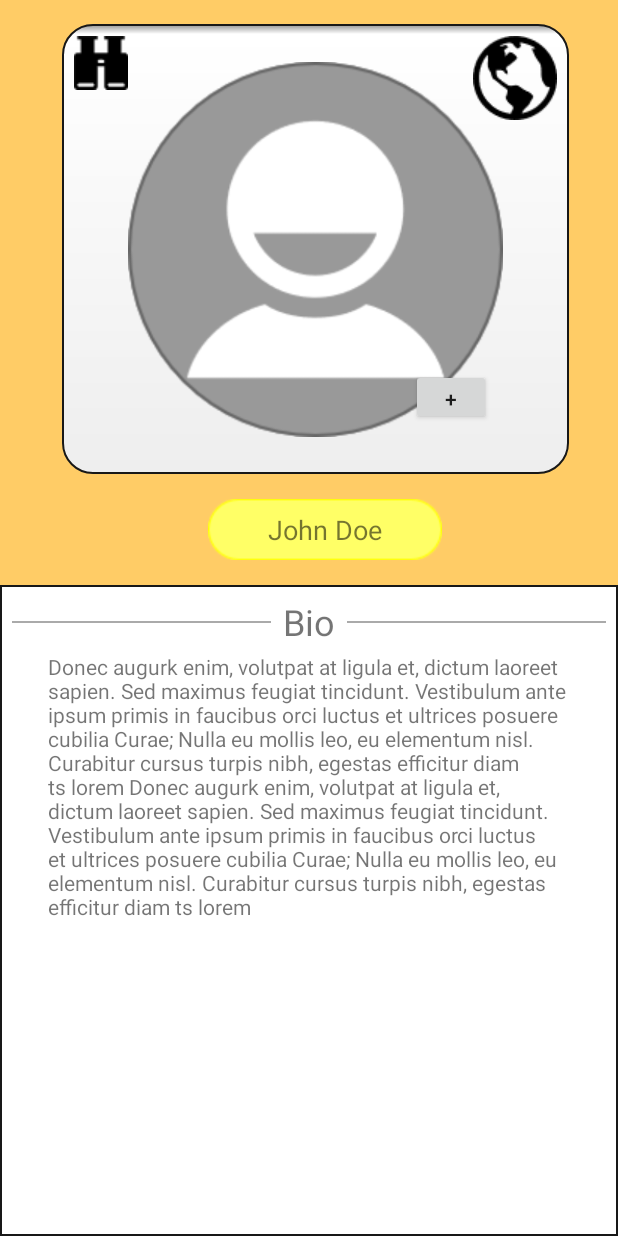
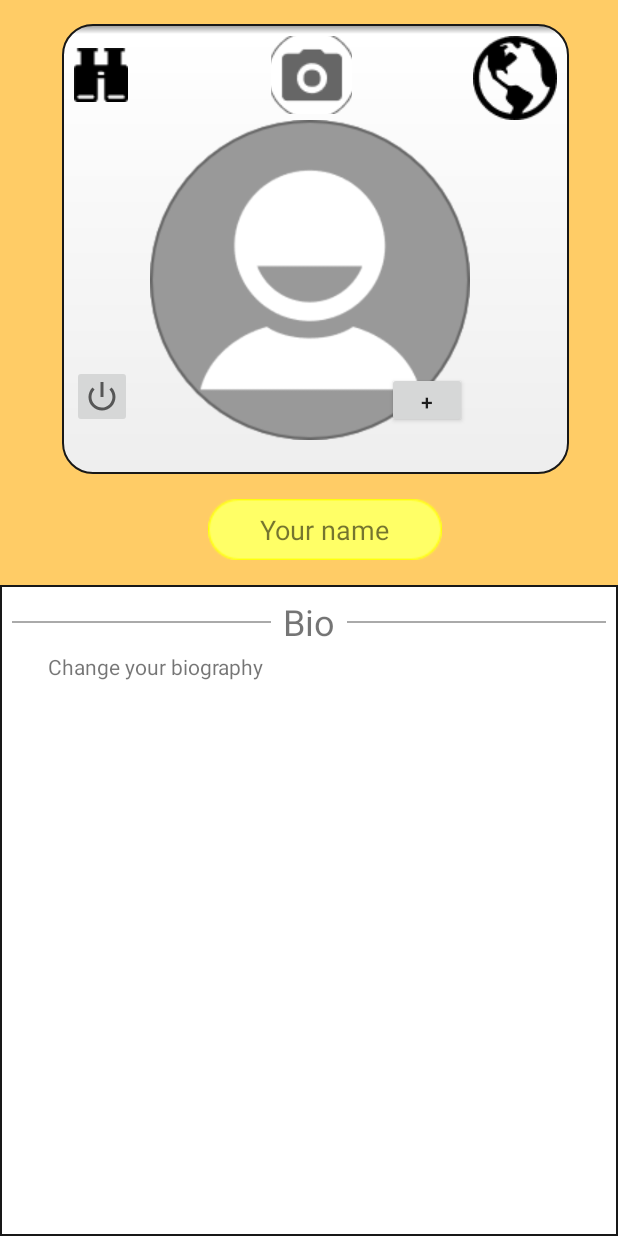
Before and after one commit to Thijmenvis/Project_B_TravelApp, an Android app: the ProfileActivity screen opened directly, with no data from a screen before it, on a phone screen of 412 x 824 dp. Run offline under Robolectric (Android 15) with nearby library versions, the phone set to English and light mode, and no system bars.

Commit message:
Take picture button back and log out

```diff
--- a/app/src/main/java/com/example/prototype/ProfileActivity.java
+++ b/app/src/main/java/com/example/prototype/ProfileActivity.java
@@ -2,17 +2,15 @@ package com.example.prototype;
 
 import android.content.DialogInterface;
 import android.content.Intent;
-import android.graphics.Bitmap;
-import android.graphics.BitmapFactory;
-import android.graphics.Camera;
 import android.net.Uri;
+import android.os.Bundle;
 import android.provider.MediaStore;
 import android.support.v7.app.AlertDialog;
 import android.support.v7.app.AppCompatActivity;
-import android.os.Bundle;
 import android.view.View;
 import android.widget.Button;
 import android.widget.EditText;
+import android.widget.ImageButton;
 import android.widget.ImageView;
 import android.widget.TextView;
 
@@ -75,6 +73,7 @@ public class ProfileActivity extends AppCompatActivity {
             }
         });
 
+
         textView2.setOnClickListener(new View.OnClickListener() {
             @Override
             public void onClick(View v) {
@@ -82,7 +81,9 @@ public class ProfileActivity extends AppCompatActivity {
                 dialog2.show();
 
             }
+
         });
+
 
         imageView = (ImageView)findViewById(R.id.image_Avatar);
         button = (Button)findViewById(R.id.btn_ChangePic);
@@ -94,11 +95,35 @@ public class ProfileActivity extends AppCompatActivity {
 
             }
         });
+
+        ImageButton btn = (ImageButton)findViewById(R.id.imageButton2);
+
+        btn.setOnClickListener(new View.OnClickListener() {
+            @Override
+            public void onClick(View v) {
+                Intent intent = new Intent(ProfileActivity.this, GalleryActivity.class);
+                startActivity(intent);
+            }
+        });
+
+        ImageButton button = (ImageButton)findViewById(R.id.imageButton5);
+        button.setOnClickListener(new View.OnClickListener() {
+            @Override
+            public void onClick(View v) {
+                finish();
+                System.exit(0);
+            }
+        });
+
     }
+
     private void openGallery(){
         Intent gallery = new Intent(Intent.ACTION_PICK, MediaStore.Images.Media.INTERNAL_CONTENT_URI);
         startActivityForResult(gallery, PICK_IMAGE);
+
     }
+
+
 
     @Override
     protected void onActivityResult(int requestCode, int resultCode, Intent data){
@@ -116,16 +141,6 @@ public class ProfileActivity extends AppCompatActivity {
         startActivity(intent);
     }
 
-    public void goToGallery (View view){
-        Intent intent = new Intent (this, GalleryActivity.class);
-        startActivity(intent);
-    }
-
-    public void goToSettings (View view){
-        Intent intent = new Intent (this, SettingsActivity.class);
-        startActivity(intent);
-    }
-
     public void goToMemories (View view){
         Intent intent = new Intent (this, MemoriesActivity.class);
         startActivity(intent);
--- a/app/src/main/res/layout/activity_profile.xml
+++ b/app/src/main/res/layout/activity_profile.xml
@@ -37,7 +37,7 @@
             android:layout_width="wrap_content"
             android:layout_height="wrap_content"
             android:layout_marginStart="8dp"
-            android:layout_marginTop="8dp"
+            android:layout_marginTop="16dp"
             android:clickable="true"
             android:contentDescription="@string/description_BinocularsIcon"
             android:focusable="true"
@@ -76,13 +76,15 @@
 
         <ImageView
             android:id="@+id/image_Avatar"
-            android:layout_width="250dp"
-            android:layout_height="250dp"
+            android:layout_width="225dp"
+            android:layout_height="213dp"
             android:contentDescription="@string/description_AvatarImage"
             app:layout_constraintBottom_toBottomOf="@+id/image_AvatarBackground"
             app:layout_constraintEnd_toEndOf="@+id/image_AvatarBackground"
+            app:layout_constraintHorizontal_bias="0.469"
             app:layout_constraintStart_toStartOf="@+id/image_AvatarBackground"
             app:layout_constraintTop_toTopOf="@+id/image_AvatarBackground"
+            app:layout_constraintVertical_bias="0.735"
             app:srcCompat="@drawable/avatar" />
 
         <ImageView
@@ -170,5 +172,31 @@
             app:layout_constraintBottom_toBottomOf="@+id/image_Avatar"
             app:layout_constraintEnd_toEndOf="@+id/image_Avatar" />
 
+        <ImageButton
+            android:id="@+id/imageButton2"
+            android:layout_width="54dp"
+            android:layout_height="52dp"
+            android:layout_marginStart="8dp"
+            android:layout_marginTop="8dp"
+            android:layout_marginEnd="8dp"
+            app:layout_constraintEnd_toStartOf="@+id/image_ToolbarMap"
+            app:layout_constraintHorizontal_bias="0.629"
+            app:layout_constraintStart_toStartOf="@+id/image_Binoculars"
+            app:layout_constraintTop_toTopOf="@+id/image_AvatarBackground"
+            app:srcCompat="@drawable/camera_icon" />
+
+        <ImageButton
+            android:id="@+id/imageButton5"
+            android:layout_width="40dp"
+            android:layout_height="42dp"
+            android:layout_marginStart="48dp"
+            android:layout_marginTop="8dp"
+            android:layout_marginBottom="8dp"
+            app:layout_constraintBottom_toBottomOf="@+id/image_Avatar"
+            app:layout_constraintStart_toStartOf="parent"
+            app:layout_constraintTop_toBottomOf="@+id/image_Binoculars"
+            app:layout_constraintVertical_bias="1.0"
+            app:srcCompat="@android:drawable/ic_lock_power_off" />
+
     </android.support.constraint.ConstraintLayout>
 </android.support.constraint.ConstraintLayout>
--- a/app/src/main/res/values/strings.xml
+++ b/app/src/main/res/values/strings.xml
@@ -12,12 +12,8 @@
     <string name="text_ProfileFriends">12\nFriends</string>
     <string name="text_ProfileFollowers">23\nFollowers</string>
     <string name="text_Bio">Bio</string>
-    <string name="text_Lorem">Donec augurk enim, volutpat at ligula et, dictum laoreet sapien.
-        Sed maximus feugiat tincidunt. Vestibulum ante ipsum primis in faucibus orci luctus et ultrices posuere cubilia Curae; Nulla eu mollis leo, eu elementum nisl.
-        Curabitur cursus turpis nibh, egestas efficitur diam ts lorem Donec augurk enim, volutpat at ligula et, dictum laoreet sapien.
-        Sed maximus feugiat tincidunt. Vestibulum ante ipsum primis in faucibus orci luctus et ultrices posuere cubilia Curae; Nulla eu mollis leo, eu elementum nisl.
-        Curabitur cursus turpis nibh, egestas efficitur diam ts lorem</string>
-    <string name="text_JohnDoe">John Doe</string>
+    <string name="text_Lorem">Change your biography</string>
+    <string name="text_JohnDoe">Your name</string>
     <string name="text_AddAPicture">Add a Picture</string>
     <string name="text_Settings">Settings</string>
     <string name="text_ChangePersonalInformation">Change Personal Information</string>
```
